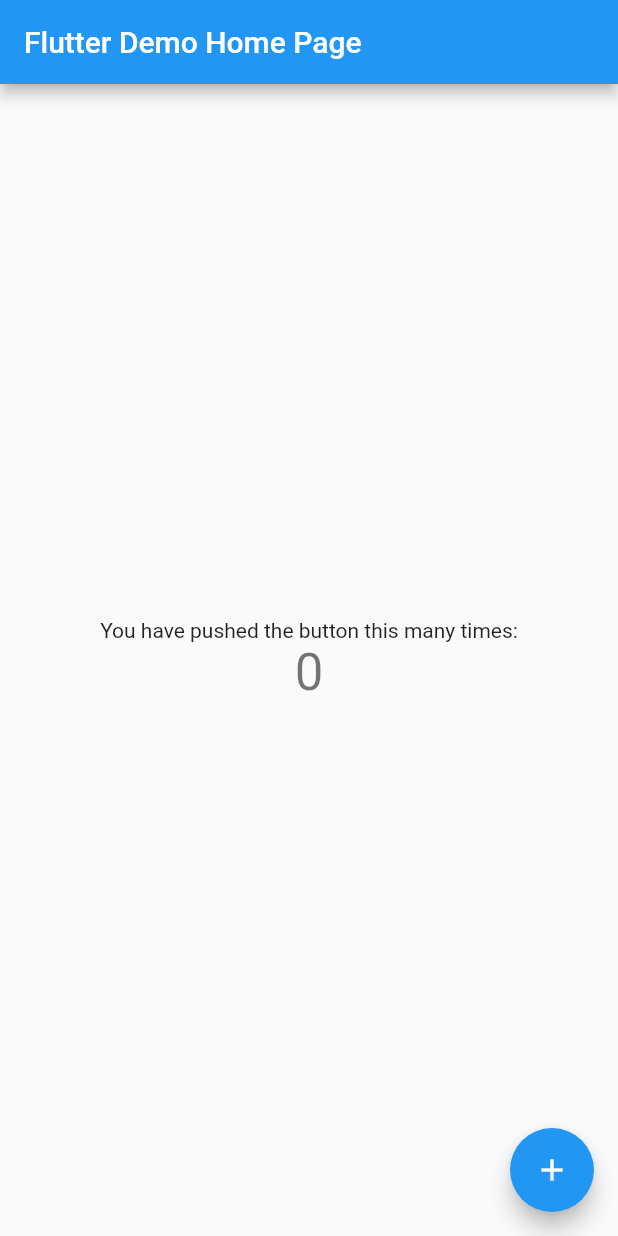
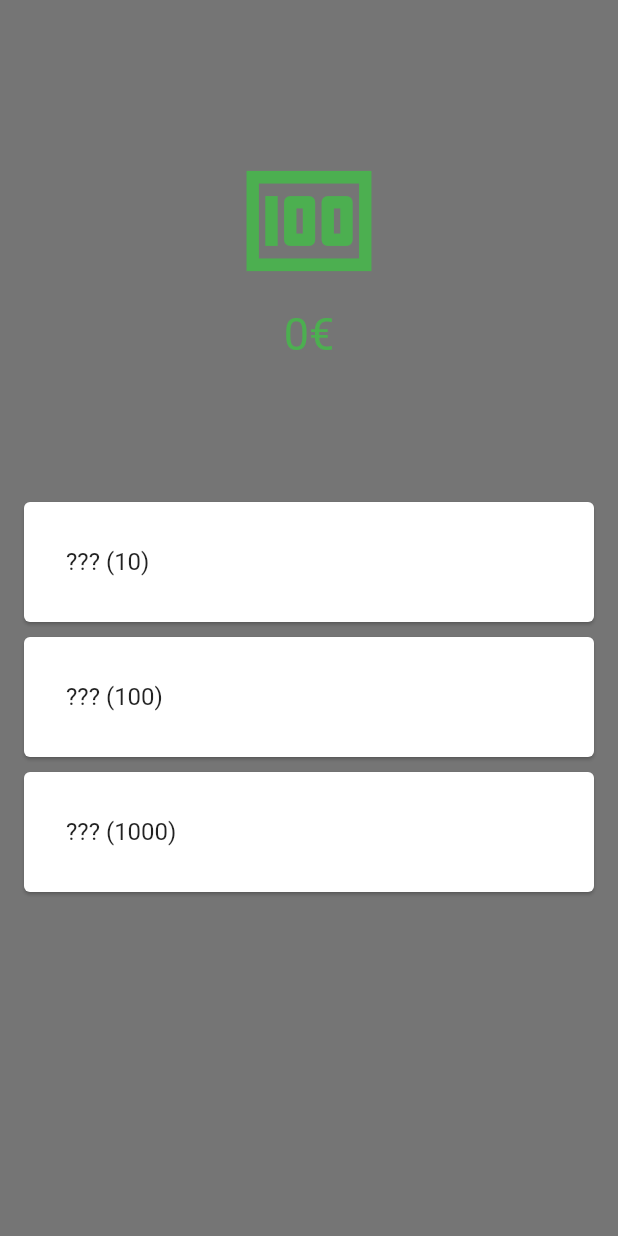
Before and after one commit to leohilbert/company_clicker, a Flutter app: the screen it shows after launch, on a phone screen of 412 x 824 dp. Run offline on Flutter 3.47's test engine with Material 2 defaults, Android fonts, the phone set to English and light mode, and no system bars.

Commit message:
started implementation

```diff
--- /dev/null
+++ b/lib/employee_card.dart
@@ -0,0 +1,84 @@
+import 'package:company_clicker/main.dart';
+import 'package:flutter/material.dart';
+
+class EmployeeCard extends StatelessWidget {
+  final Employee employee;
+  final Function() onHire;
+  final int affordable;
+
+  const EmployeeCard(
+      {Key? key,
+      required this.employee,
+      required this.onHire,
+      required this.affordable})
+      : super(key: key);
+
+  @override
+  Widget build(BuildContext context) {
+    return Card(
+      margin: const EdgeInsets.fromLTRB(16.0, 5.0, 16.0, 5.0),
+      child: Padding(
+        padding: const EdgeInsets.all(12.0),
+        child: buildContent(),
+      ),
+    );
+  }
+
+  Widget buildContent() {
+    if(!employee.visible) {
+      return ListTile(
+        title:  Text("??? (${employee.cost})"),
+      );
+    }
+    return Stack(
+        children: [
+          Column(
+            crossAxisAlignment: CrossAxisAlignment.stretch,
+            children: [
+              ListTile(
+                leading: Icon(employee.icon),
+                title: Text(employee.name),
+                subtitle: Text(
+                  employee.description,
+                  style: TextStyle(color: Colors.black.withOpacity(0.6)),
+                ),
+              ),
+              ButtonBar(
+                alignment: MainAxisAlignment.start,
+                children: [
+                  ElevatedButton (
+                    onPressed: () => affordable > 0 ? onHire.call() : null,
+                    child: Text(
+                      "Hire (Costs ${employee.cost})",
+                    ),
+                    style: ElevatedButton.styleFrom(
+                      primary: affordable > 0 ?Colors.blue:Colors.black12,
+                    ),
+                  ),
+                ],
+              ),
+            ],
+          ),
+          Padding(
+            padding: const EdgeInsets.all(16.0),
+            child: Align(
+              alignment: Alignment.topRight,
+              child: Column(
+                children: [
+                  Text(
+                    'You have',
+                    style: TextStyle(color: Colors.black.withOpacity(0.6)),
+                  ),
+                  Text(
+                    '${employee.amount}',
+                    style: TextStyle(
+                        fontSize: 20, color: Colors.black.withOpacity(0.6)),
+                  )
+                ],
+              ),
+            ),
+          ),
+        ],
+      );
+  }
+}
--- a/lib/main.dart
+++ b/lib/main.dart
@@ -1,115 +1,115 @@
+import 'dart:async';
+
+import 'package:company_clicker/employee_card.dart';
+import 'package:flutter/cupertino.dart';
 import 'package:flutter/material.dart';
+import 'package:flutter/painting.dart';
 
-void main() {
-  runApp(const MyApp());
-}
+void main() => runApp(const CompanyClickerApp());
 
-class MyApp extends StatelessWidget {
-  const MyApp({Key? key}) : super(key: key);
+class CompanyClickerApp extends StatelessWidget {
+  const CompanyClickerApp({Key? key}) : super(key: key);
 
-  // This widget is the root of your application.
   @override
   Widget build(BuildContext context) {
     return MaterialApp(
-      title: 'Flutter Demo',
-      theme: ThemeData(
-        // This is the theme of your application.
-        //
-        // Try running your application with "flutter run". You'll see the
-        // application has a blue toolbar. Then, without quitting the app, try
-        // changing the primarySwatch below to Colors.green and then invoke
-        // "hot reload" (press "r" in the console where you ran "flutter run",
-        // or simply save your changes to "hot reload" in a Flutter IDE).
-        // Notice that the counter didn't reset back to zero; the application
-        // is not restarted.
-        primarySwatch: Colors.blue,
-      ),
-      home: const MyHomePage(title: 'Flutter Demo Home Page'),
-    );
+        title: 'Company Clicker',
+        theme: ThemeData(),
+        home: const CompanyClicker());
   }
 }
 
-class MyHomePage extends StatefulWidget {
-  const MyHomePage({Key? key, required this.title}) : super(key: key);
-
-  // This widget is the home page of your application. It is stateful, meaning
-  // that it has a State object (defined below) that contains fields that affect
-  // how it looks.
-
-  // This class is the configuration for the state. It holds the values (in this
-  // case the title) provided by the parent (in this case the App widget) and
-  // used by the build method of the State. Fields in a Widget subclass are
-  // always marked "final".
-
-  final String title;
+class CompanyClicker extends StatefulWidget {
+  const CompanyClicker({Key? key}) : super(key: key);
 
   @override
-  State<MyHomePage> createState() => _MyHomePageState();
+  _CompanyClickerState createState() => _CompanyClickerState();
 }
 
-class _MyHomePageState extends State<MyHomePage> {
-  int _counter = 0;
+class _CompanyClickerState extends State<CompanyClicker> {
+  int _money = 0;
 
-  void _incrementCounter() {
-    setState(() {
-      // This call to setState tells the Flutter framework that something has
-      // changed in this State, which causes it to rerun the build method below
-      // so that the display can reflect the updated values. If we changed
-      // _counter without calling setState(), then the build method would not be
-      // called again, and so nothing would appear to happen.
-      _counter++;
+  final List<Employee> employees = [
+    Employee('Intern', Icons.face, 10, 1, "Needs a lot of help"),
+    Employee('Trainee', Icons.face, 100, 2, "Great effort"),
+    Employee('Lazy Co-Worker', Icons.face, 1000, 3,
+        "I'm still working on that one thing.."),
+  ];
+
+  @override
+  void initState() {
+    super.initState();
+
+    Timer.periodic(const Duration(seconds: 1), (timer) {
+      for (var employee in employees) {
+        updateMoney(employee.amount * employee.work);
+      }
     });
   }
 
   @override
   Widget build(BuildContext context) {
-    // This method is rerun every time setState is called, for instance as done
-    // by the _incrementCounter method above.
-    //
-    // The Flutter framework has been optimized to make rerunning build methods
-    // fast, so that you can just rebuild anything that needs updating rather
-    // than having to individually change instances of widgets.
     return Scaffold(
-      appBar: AppBar(
-        // Here we take the value from the MyHomePage object that was created by
-        // the App.build method, and use it to set our appbar title.
-        title: Text(widget.title),
-      ),
-      body: Center(
-        // Center is a layout widget. It takes a single child and positions it
-        // in the middle of the parent.
-        child: Column(
-          // Column is also a layout widget. It takes a list of children and
-          // arranges them vertically. By default, it sizes itself to fit its
-          // children horizontally, and tries to be as tall as its parent.
-          //
-          // Invoke "debug painting" (press "p" in the console, choose the
-          // "Toggle Debug Paint" action from the Flutter Inspector in Android
-          // Studio, or the "Toggle Debug Paint" command in Visual Studio Code)
-          // to see the wireframe for each widget.
-          //
-          // Column has various properties to control how it sizes itself and
-          // how it positions its children. Here we use mainAxisAlignment to
-          // center the children vertically; the main axis here is the vertical
-          // axis because Columns are vertical (the cross axis would be
-          // horizontal).
-          mainAxisAlignment: MainAxisAlignment.center,
-          children: <Widget>[
-            const Text(
-              'You have pushed the button this many times:',
+      backgroundColor: Colors.black54,
+      body: Column(children: [
+        SizedBox(
+          height: MediaQuery.of(context).size.height * 0.4,
+          child: Column(mainAxisAlignment: MainAxisAlignment.center, children: [
+            IconButton(
+              icon: const Icon(Icons.money),
+              iconSize: 100,
+              color: Colors.green,
+              onPressed: () => updateMoney(1),
             ),
             Text(
-              '$_counter',
-              style: Theme.of(context).textTheme.headline4,
+              '$_money€',
+              style: const TextStyle(fontSize: 30, color: Colors.green),
             ),
-          ],
+          ]),
         ),
-      ),
-      floatingActionButton: FloatingActionButton(
-        onPressed: _incrementCounter,
-        tooltip: 'Increment',
-        child: const Icon(Icons.add),
-      ), // This trailing comma makes auto-formatting nicer for build methods.
+        Expanded(
+          child: ListView(
+            scrollDirection: Axis.vertical,
+            shrinkWrap: true,
+            children: employees
+                .map((employee) => EmployeeCard(
+                    employee: employee,
+                    onHire: () => hireEmployee(employee),
+                    affordable: _money ~/ employee.cost))
+                .toList(),
+          ),
+        ),
+      ]),
     );
   }
+
+  void hireEmployee(Employee employee) {
+    return setState(() {
+      _money -= employee.cost;
+      employee.amount++;
+    });
+  }
+
+  void updateMoney(int amount) {
+    setState(() {
+      _money += amount;
+      for (var employee in employees) {
+        if (_money > employee.cost) {
+          employee.visible = true;
+        }
+      }
+    });
+  }
 }
+
+class Employee {
+  String name;
+  IconData icon;
+  int amount = 0;
+  int cost;
+  int work;
+  String description;
+  bool visible = false;
+
+  Employee(this.name, this.icon, this.cost, this.work, this.description);
+}
```
Also changed, not shown: 1 other file.
